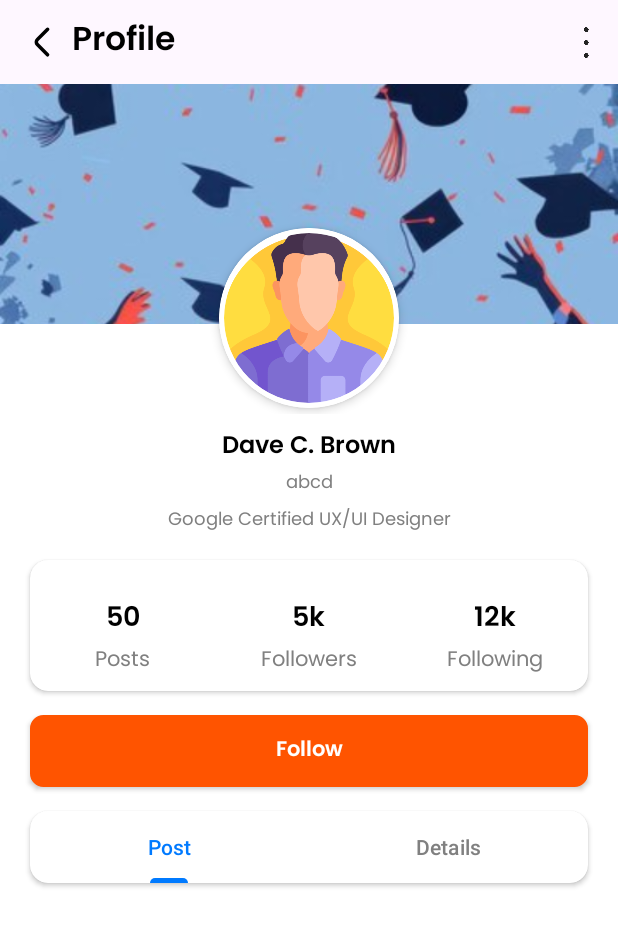
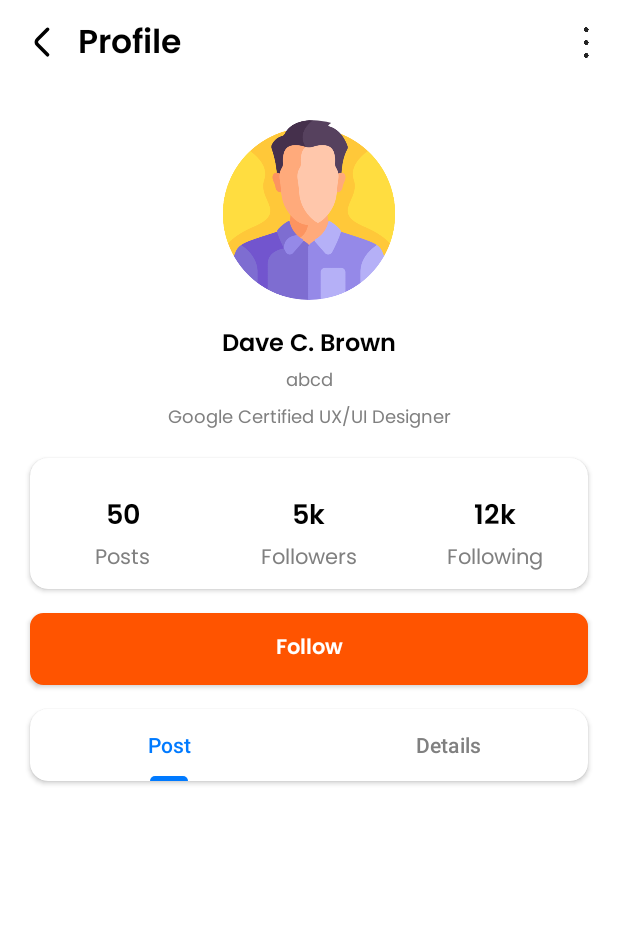
Before and after one commit to RamaScript/Allen-Connect, an Android app: the layout fragment_profile.xml on its own in the app's theme, with its tools: preview values and no code run, on a phone screen of 412 x 824 dp. Shown: the top 926 px of the screen. Run offline under Robolectric (Android 15) with nearby library versions, the light colour scheme and no system bars.

Commit message:
my profile ui enhanced

```diff
--- a/app/src/main/res/layout/fragment_profile.xml
+++ b/app/src/main/res/layout/fragment_profile.xml
@@ -21,6 +21,7 @@
             android:gravity="center_vertical"
             android:orientation="horizontal"
             android:paddingVertical="8dp"
+            android:background="@color/white"
             app:layout_scrollFlags="scroll|enterAlways|snap">
 
             <ImageView
@@ -38,6 +39,8 @@
                 android:layout_weight="1"
                 android:fontFamily="@font/poppins_semibold"
                 android:text="Profile"
+                android:layout_marginStart="4dp"
+                android:layout_marginTop="2dp"
                 android:textColor="@color/black"
                 android:textSize="22sp" />
 
@@ -62,42 +65,21 @@
         <LinearLayout
             android:layout_width="match_parent"
             android:layout_height="wrap_content"
+            android:background="@color/white"
             android:orientation="vertical">
 
-            <!-- Cover Photo with Profile Image -->
-            <FrameLayout
-                android:layout_width="match_parent"
-                android:layout_height="220dp">
-
-                <!-- Cover Image -->
-                <ImageView
-                    android:id="@+id/coverImage"
-                    android:layout_width="match_parent"
-                    android:layout_height="160dp"
-                    android:scaleType="centerCrop"
-                    android:src="@drawable/bg_register_login"/>
-
-                <!-- Profile Image Container -->
-                <androidx.cardview.widget.CardView
-                    android:layout_width="120dp"
-                    android:layout_height="120dp"
-                    android:layout_gravity="bottom|center_horizontal"
-                    app:cardCornerRadius="60dp"
-                    app:cardElevation="4dp"
-                    android:layout_marginBottom="4dp">
+            <!-- Profile Image Container -->
 
                     <de.hdodenhof.circleimageview.CircleImageView
                         android:id="@+id/profile_image"
-                        android:layout_width="match_parent"
-                        android:layout_height="match_parent"
+                        android:layout_width="120dp"
+                        android:layout_height="120dp"
+                        android:layout_gravity="center"
+                        android:layout_marginTop="24dp"
+                        android:layout_marginBottom="8dp"
                         android:src="@drawable/ic_avatar"
-                        app:civ_border_color="@color/white"
-                        app:civ_border_width="3dp"/>
+                        />
 
-                </androidx.cardview.widget.CardView>
-
-
-            </FrameLayout>
 
             <!-- Profile Info -->
             <LinearLayout
@@ -149,7 +131,6 @@
                     android:layout_marginVertical="16dp"
                     android:layout_marginHorizontal="20dp"
                     >
-
 
                     <LinearLayout
                         android:layout_width="match_parent"
@@ -294,6 +275,7 @@
                     android:layout_weight="1"
                     android:layout_marginTop="8dp"
                     android:minHeight="400dp"
+                    android:layout_marginBottom="80dp"
                     android:nestedScrollingEnabled="true"/>
             </LinearLayout>
         </LinearLayout>
```
